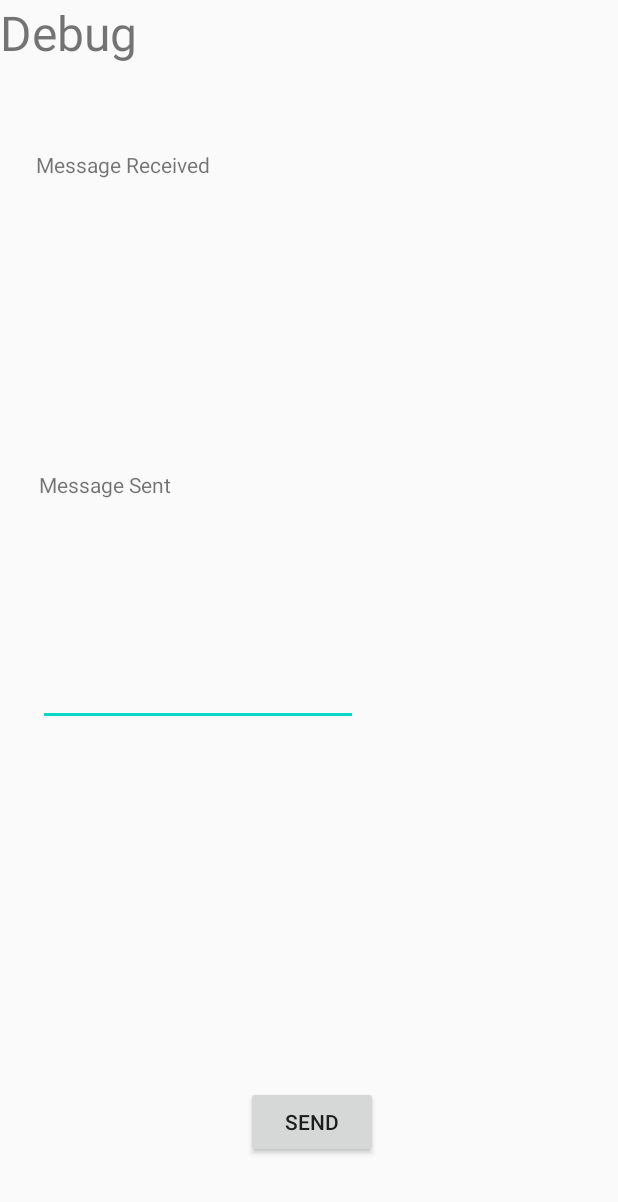
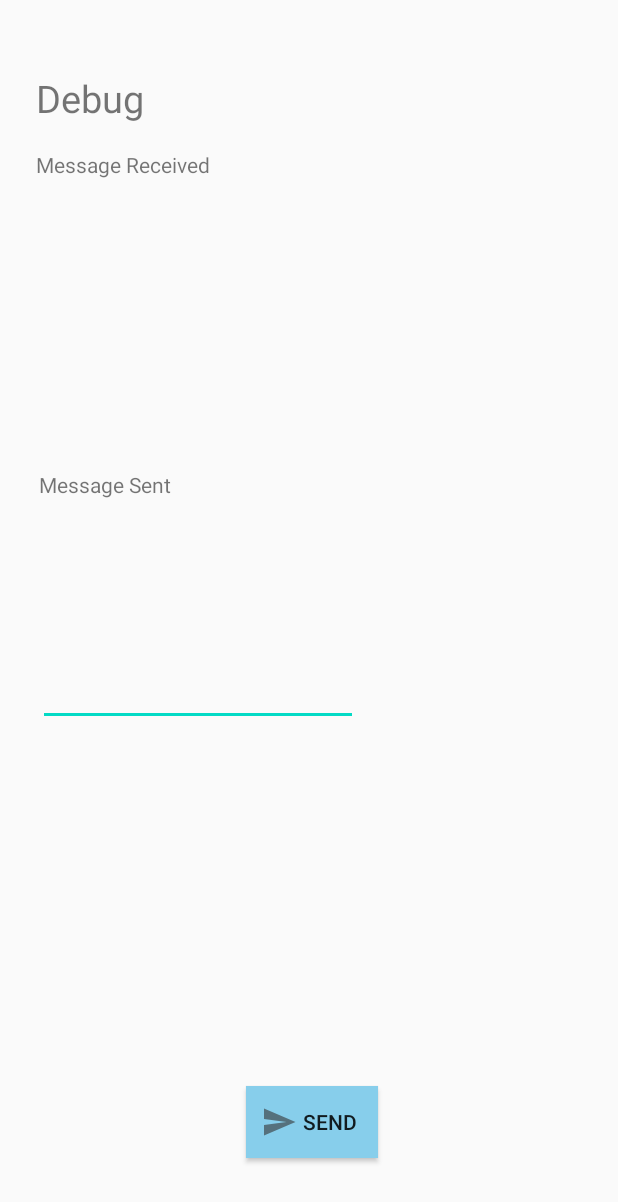
Before and after one commit to shernaliu/MDP-Group25-Android, an Android app: the DebugActivity screen opened directly, with no data from a screen before it, on a phone screen of 412 x 824 dp. Shown: the top 1202 px of the screen. Run offline under Robolectric (Android 15) with nearby library versions, the phone set to English and light mode, and no system bars.

Commit message:
resources for send icon. make send button look fancier with send icon. fix Debug title displacement.

```diff
--- /dev/null
+++ b/app/src/main/res/drawable-anydpi/ic_send.xml
@@ -0,0 +1,11 @@
+<vector xmlns:android="http://schemas.android.com/apk/res/android"
+    android:width="24dp"
+    android:height="24dp"
+    android:viewportWidth="24"
+    android:viewportHeight="24"
+    android:tint="#333333"
+    android:alpha="0.6">
+  <path
+      android:fillColor="@android:color/white"
+      android:pathData="M2.01,21L23,12 2.01,3 2,10l15,2 -15,2z"/>
+</vector>
--- a/app/src/main/res/layout/activity_debug.xml
+++ b/app/src/main/res/layout/activity_debug.xml
@@ -10,11 +10,13 @@
         android:id="@+id/titleDebug"
         android:layout_width="wrap_content"
         android:layout_height="wrap_content"
+        android:layout_marginTop="48dp"
         android:text="Debug"
-        android:textSize="32dp"
-        tools:layout_editor_absoluteX="24dp"
-        tools:layout_editor_absoluteY="16dp"
-        tools:ignore="MissingConstraints" />
+        android:textSize="25sp"
+        app:layout_constraintEnd_toEndOf="parent"
+        app:layout_constraintHorizontal_bias="0.07"
+        app:layout_constraintStart_toStartOf="parent"
+        app:layout_constraintTop_toTopOf="parent" />
 
     <TextView
         android:id="@+id/receivedLabel"
@@ -68,6 +70,9 @@
         android:layout_width="wrap_content"
         android:layout_height="wrap_content"
         android:text="send"
+        android:drawableLeft="@drawable/ic_send"
+        android:padding="10dp"
+        android:background="#87ceeb"
         app:layout_constraintBottom_toBottomOf="parent"
         app:layout_constraintEnd_toEndOf="parent"
         app:layout_constraintHorizontal_bias="0.507"
```
Also changed, not shown: app/src/main/res/drawable-hdpi/ic_send.png (added), app/src/main/res/drawable-mdpi/ic_send.png (added), app/src/main/res/drawable-xhdpi/ic_send.png (added), app/src/main/res/drawable-xxhdpi/ic_send.png (added).
